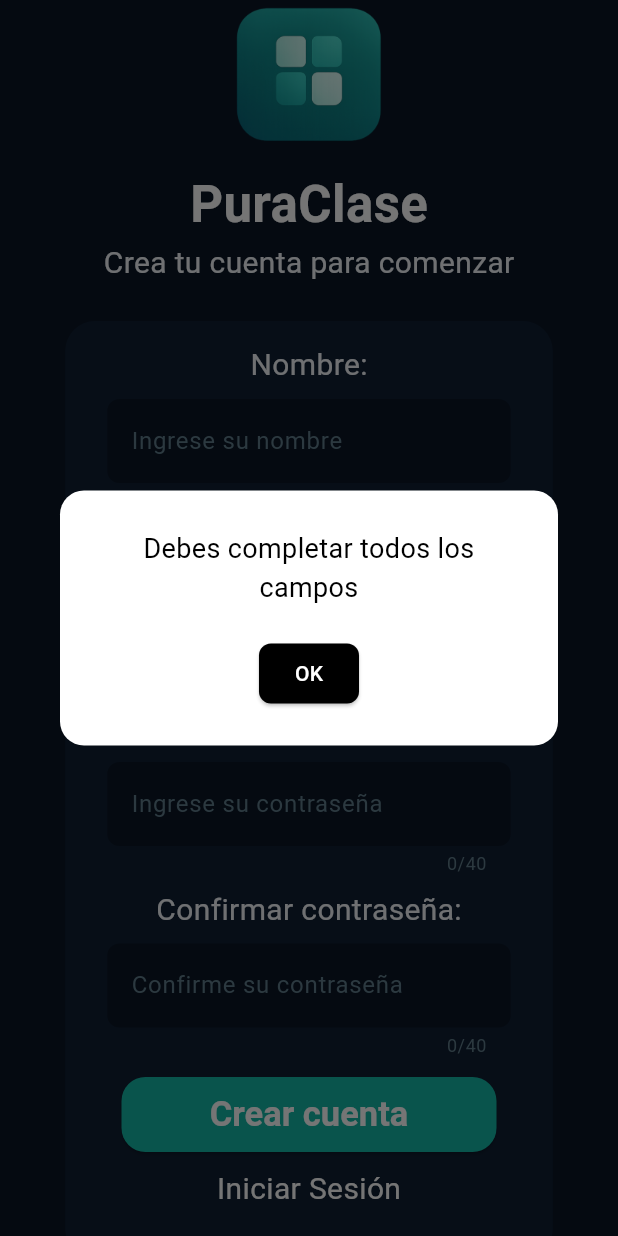
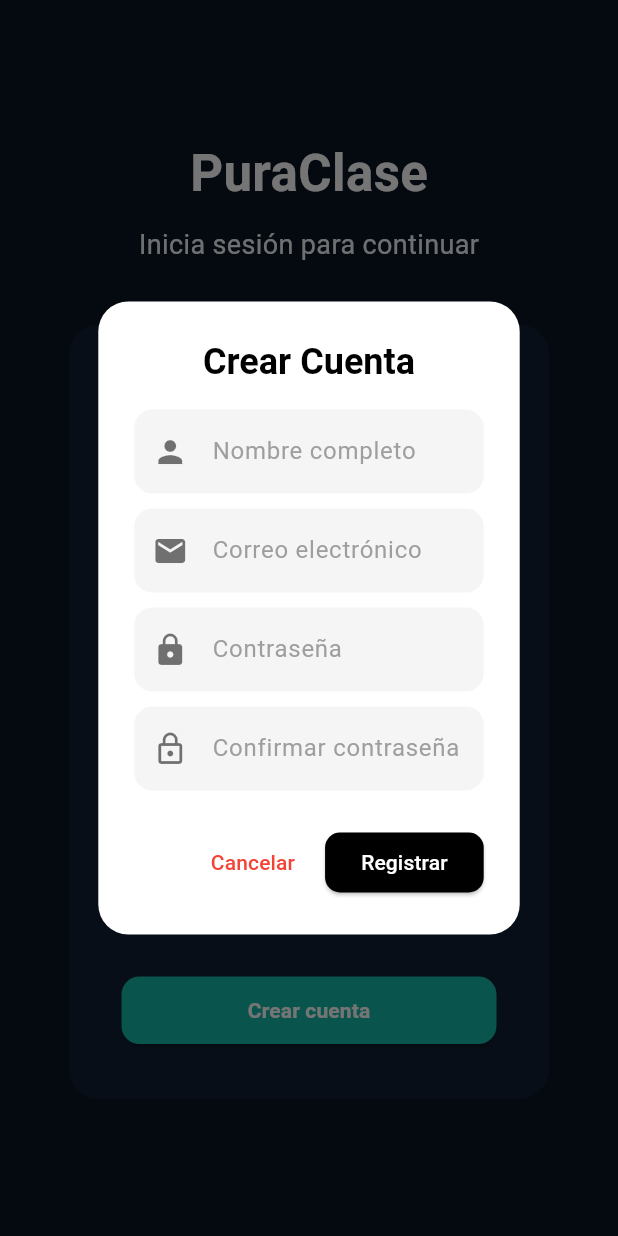
Before and after one commit to DylanOrte/pura_clase, a Flutter app: the screen it shows after launch, after a tap on "Crear cuenta", on a phone screen of 412 x 824 dp. Run offline on Flutter 3.47's test engine with Material 3 defaults, Android fonts, the light colour scheme and no system bars; our stand-ins replace qr_flutter; missing offline and left inert: mobile_scanner.

Commit message:
Refactor (Se rediseño el incio de sesion)

```diff
--- a/lib/componentes/btnCrearCuenta.dart
+++ b/lib/componentes/btnCrearCuenta.dart
@@ -5,132 +5,152 @@ import 'package:pura_clase/componentes/toast.dart';
 import 'package:pura_clase/assets/colores.dart';
 
 class BtnCrearCuenta extends StatefulWidget {
-  final TextEditingController controladorNombre;
-  final TextEditingController controladorCorreo;
-  final TextEditingController controladorContrasena;
-  final TextEditingController controladorConfirmarContrasena;
-
-  const BtnCrearCuenta({
-    super.key,
-    required this.controladorNombre,
-    required this.controladorCorreo,
-    required this.controladorContrasena,
-    required this.controladorConfirmarContrasena,
-  });
+  const BtnCrearCuenta({super.key});
 
   @override
   State<BtnCrearCuenta> createState() => _BtnCrearCuentaState();
 }
 
 class _BtnCrearCuentaState extends State<BtnCrearCuenta> {
-  bool botonPrecionado = false;
-  @override
-  Widget build(BuildContext context) {
-    return ElevatedButton(
-      style: ElevatedButton.styleFrom(
-        fixedSize: Size(250, 50),
-        shape: RoundedRectangleBorder(borderRadius: BorderRadiusGeometry.circular(16)),
-        textStyle: TextStyle(fontSize: 23, fontWeight: FontWeight(700)),
-        backgroundColor: Colores.secundario,
-        foregroundColor: Colors.white,
+  final controladorNombre = TextEditingController();
+  final controladorCorreo = TextEditingController();
+  final controladorContrasena = TextEditingController();
+  final controladorConfirmarContrasena = TextEditingController();
+  bool cargando = false;
 
-      ),
-      onPressed: () {
-        if (botonPrecionado == false) {
-          funcionBoton();
-          botonPrecionado = true;
-        }
-      },
-      child: Text("Crear cuenta"),
-    );
+  void crearUsuarioAPI(BuildContext context, StateSetter setDialogState) async {
+    final nombre = controladorNombre.text.trim();
+    final correo = controladorCorreo.text.trim();
+    final pass = controladorContrasena.text.trim();
+    final confirmPass = controladorConfirmarContrasena.text.trim();
+
+    if (nombre.isEmpty || correo.isEmpty || pass.isEmpty || confirmPass.isEmpty) {
+      Toast.show(context, "Debes completar todos los campos");
+      return;
     }
 
-  void funcionBoton() {
-    widget.controladorNombre.text != "" &&
-            widget.controladorCorreo.text != "" &&
-            widget.controladorContrasena.text != "" &&
-            widget.controladorConfirmarContrasena.text != ""
-        ? widget.controladorCorreo.text.contains("@")
-              ? widget.controladorContrasena.text ==
-                        widget.controladorConfirmarContrasena.text
-                    ? crearUsuarioAPI()
-                    : Toast.show(
-                        context,
-                        "Contraseñas diferentes, asegurese de escribirlas correctamente",
-                      )
-              : Toast.show(context, "Correo inválido")
-        : Toast.show(context, "Debes completar todos los campos");
+    if (pass != confirmPass) {
+      Toast.show(context, "Las contraseñas no coinciden");
+      return;
     }
 
-  void crearUsuarioAPI() async {
-    String url = "https://api-pura-clase.onrender.com/api/api.php";
+    setDialogState(() => cargando = true);
+    const String url = "https://api-pura-clase.onrender.com/api/api.php";
 
-    final Map<String, String> body = {
-      "nombre": widget.controladorNombre.text,
-      "correo": widget.controladorCorreo.text,
-      "contrasena": widget.controladorContrasena.text,
-    };
     try {
-      http.Response respuesta = await http.post(
+      final respuesta = await http.post(
         Uri.parse(url),
-        body: jsonEncode(body),
-      );
-      print(respuesta.statusCode);
+        headers: {"Content-Type": "application/json"},
+        body: jsonEncode({
+          "accion": "crear",
+          "nombre": nombre,
+          "correo": correo,
+          "contrasena": pass,
+        }),
+      ).timeout(const Duration(seconds: 45));
+
       if (respuesta.statusCode == 200) {
-        _mostrarDialogoSolicitud();
+        if (context.mounted) {
+          Navigator.pop(context); // Cierra el diálogo de registro
+          Toast.show(context, "Solicitud enviada");
+          controladorNombre.clear();
+          controladorCorreo.clear();
+          controladorContrasena.clear();
+          controladorConfirmarContrasena.clear();
+        }
       } else {
-        setState(() {
-          Toast.show(context, respuesta.body);
-        });
+        if (context.mounted) Toast.show(context, "Error: ${respuesta.body}");
       }
     } catch (error) {
-      setState(() {
-        Toast.show(context, "Error");
-      });
+      if (context.mounted) Toast.show(context, "Error de conexión");
     } finally {
-      botonPrecionado = false;
+      setDialogState(() => cargando = false);
     }
   }
 
-  void _mostrarDialogoSolicitud() {
+  void _mostrarDialogoRegistro() {
     showDialog(
       context: context,
-      barrierDismissible: false,
+      barrierDismissible: !cargando,
       builder: (BuildContext context) {
+        return StatefulBuilder(
+          builder: (context, setDialogState) {
             return AlertDialog(
               backgroundColor: Colors.white,
-          shape: RoundedRectangleBorder(borderRadius: BorderRadius.circular(16)),
-          content: Column(
+              shape: RoundedRectangleBorder(borderRadius: BorderRadius.circular(20)),
+              title: const Text(
+                "Crear Cuenta",
+                style: TextStyle(color: Colors.black, fontWeight: FontWeight.bold),
+                textAlign: TextAlign.center,
+              ),
+              content: SingleChildScrollView(
+                child: Column(
                   mainAxisSize: MainAxisSize.min,
                   children: [
+                    _buildTextField(controladorNombre, "Nombre completo", Icons.person, false),
                     const SizedBox(height: 10),
-              const Icon(Icons.check_circle_outline, color: Colors.green, size: 60),
-              const SizedBox(height: 20),
-              const Text(
-                "Solicitud enviada",
-                style: TextStyle(
-                  color: Colors.black,
-                  fontSize: 22,
-                  fontWeight: FontWeight.bold,
+                    _buildTextField(controladorCorreo, "Correo electrónico", Icons.email, false),
+                    const SizedBox(height: 10),
+                    _buildTextField(controladorContrasena, "Contraseña", Icons.lock, true),
+                    const SizedBox(height: 10),
+                    _buildTextField(controladorConfirmarContrasena, "Confirmar contraseña", Icons.lock_outline, true),
+                  ],
                 ),
               ),
-              const SizedBox(height: 20),
+              actions: [
+                TextButton(
+                  onPressed: cargando ? null : () => Navigator.pop(context),
+                  child: const Text("Cancelar", style: TextStyle(color: Colors.red)),
+                ),
                 ElevatedButton(
                   style: ElevatedButton.styleFrom(
                     backgroundColor: Colors.black,
                     foregroundColor: Colors.white,
                     shape: RoundedRectangleBorder(borderRadius: BorderRadius.circular(10)),
-                  minimumSize: const Size(120, 45),
                   ),
-                onPressed: () {
-                  Navigator.of(context).pop();
-                },
-                child: const Text("OK", style: TextStyle(fontSize: 18)),
+                  onPressed: cargando ? null : () => crearUsuarioAPI(context, setDialogState),
+                  child: cargando
+                      ? const SizedBox(height: 20, width: 20, child: CircularProgressIndicator(color: Colors.white, strokeWidth: 2))
+                      : const Text("Registrar"),
                 ),
               ],
-          ),
+            );
+          },
         );
       },
     );
   }
+
+  Widget _buildTextField(TextEditingController controller, String hint, IconData icon, bool isPass) {
+    return TextField(
+      controller: controller,
+      obscureText: isPass,
+      style: const TextStyle(color: Colors.black),
+      decoration: InputDecoration(
+        hintText: hint,
+        hintStyle: const TextStyle(color: Colors.grey),
+        prefixIcon: Icon(icon, color: Colors.black54),
+        filled: true,
+        fillColor: Colors.grey[100],
+        border: OutlineInputBorder(
+          borderRadius: BorderRadius.circular(12),
+          borderSide: BorderSide.none,
+        ),
+      ),
+    );
   }
+
+  @override
+  Widget build(BuildContext context) {
+    return ElevatedButton(
+      style: ElevatedButton.styleFrom(
+        backgroundColor: Colores.secundario,
+        foregroundColor: Colors.white,
+        fixedSize: const Size(250, 45),
+        shape: RoundedRectangleBorder(borderRadius: BorderRadius.circular(12)),
+      ),
+      onPressed: _mostrarDialogoRegistro,
+      child: const Text("Crear cuenta", style: TextStyle(fontWeight: FontWeight.bold)),
+    );
+  }
+}
--- a/lib/componentes/btn_IniciarSesion.dart
+++ b/lib/componentes/btn_IniciarSesion.dart
@@ -23,77 +23,83 @@ class BtnIniciarsesion extends StatefulWidget {
 }
 
 class _BtnIniciarsesionState extends State<BtnIniciarsesion> {
-  bool botonPrecionado = false;
+  bool cargando = false;
+
+  void iniciarSesion() async {
+    final correo = widget.controladorCorreo.text.trim();
+    final pass = widget.controladorContrasena.text.trim();
+
+
+    if (correo.isEmpty || pass.isEmpty) {
+      Toast.show(context, "Por favor complete todos los campos");
+      return;
+    }
+
+    setState(() => cargando = true);
+    const String url = "https://api-pura-clase.onrender.com/api/api.php";
+
+    try {
+      final response = await http.post(
+        Uri.parse(url),
+        headers: {"Content-Type": "application/json"},
+        body: jsonEncode({
+          "accion": "login",
+          "nombre": widget.controladorNombre.text.trim(),
+          "correo": correo,
+          "contrasena": pass,
+          "proceder": "no",
+        }),
+      ).timeout(const Duration(seconds: 45));
+
+      if (response.statusCode == 200) {
+        if (mounted) {
+          Toast.show(context, "Inicio de sesión exitoso");
+
+          String nombreAMostrar = "Profesor";
+          try {
+            final data = jsonDecode(response.body);
+            if (data['nombre'] != null) nombreAMostrar = data['nombre'];
+          } catch (_) {
+
+          }
+
+          Navigator.pushReplacement(
+            context,
+            MaterialPageRoute(
+              builder: (context) => ControladorPantallas(
+                nombreProfesor: nombreAMostrar,
+                correoProfesor: correo,
+              ),
+            ),
+          );
+        }
+      } else {
+        if (mounted) Toast.show(context, "Error: ${response.body}");
+      }
+    } catch (e) {
+      if (mounted) Toast.show(context, "Error de conexión: Intente de nuevo");
+    } finally {
+      if (mounted) setState(() => cargando = false);
+    }
+  }
+
   @override
   Widget build(BuildContext context) {
     return GestureDetector(
-      onTap: () {
-        if (botonPrecionado == false) {
-          botonPrecionado = true;
-          funcionBoton();
-        }
-      },
-      child: Text(
-        "Iniciar Sesión",
-        style: TextStyle(fontSize: 20, color: Colors.white),
+      onTap: cargando ? null : iniciarSesion,
+      child: Container(
+        alignment: Alignment.center,
+        height: 45,
+        width: 250,
+        decoration: BoxDecoration(
+          color: Colors.white10,
+          borderRadius: BorderRadius.circular(10),
+          border: Border.all(color: Colors.white24)
+        ),
+        child: cargando
+          ? const SizedBox(height: 20, width: 20, child: CircularProgressIndicator(color: Colors.white, strokeWidth: 2))
+          : const Text("Iniciar Sesión", style: TextStyle(fontSize: 16, color: Colors.white, fontWeight: FontWeight.bold)),
       ),
     );
   }
-
-  void funcionBoton() {
-    widget.controladorNombre.text != "" &&
-            widget.controladorCorreo.text != "" &&
-            widget.controladorContrasena.text != "" &&
-            widget.controladorConfirmarContrasena.text != ""
-        ? widget.controladorCorreo.text.contains("@")
-              ? widget.controladorContrasena.text ==
-                        widget.controladorConfirmarContrasena.text
-                    ? iniciarSesion()
-                    : Toast.show(
-                        context,
-                        "Contraseñas diferentes, asegurese de escribirlas correctamente",
-                      )
-              : Toast.show(context, "Correo inválido")
-        : Toast.show(context, "Debes completar todos los campos");
-  }
-
-  void iniciarSesion() async {
-    String url = "https://api-pura-clase.onrender.com/api/api.php";
-
-    final Map<String, String> body = {
-      "accion": "login",
-      "nombre": widget.controladorNombre.text,
-      "correo": widget.controladorCorreo.text,
-      "contrasena": widget.controladorContrasena.text,
-    };
-
-    try {
-      http.Response respuesta = await http.post(
-        Uri.parse(url),
-        body: jsonEncode(body),
-      );
-      if (respuesta.statusCode == 200) {
-        setState(() {
-          Toast.show(context, "Inicio de sesion exitoso");
-          Navigator.push(
-            context,
-            MaterialPageRoute(
-              builder: (context) => ControladorPantallas(nombreProfesor: widget.controladorNombre.text, correoProfesor: widget.controladorCorreo.text),
-            ),
-          );
-          }
-        );
-      } else {
-        setState(() {
-          Toast.show(context, respuesta.body);
-        });
-      }
-    } catch (error) {
-      setState(() {
-        Toast.show(context, "Error");
-      });
-    } finally {
-      botonPrecionado = false;
-    }
-  }
 }
--- a/lib/pantallas/inicio_sesion.dart
+++ b/lib/pantallas/inicio_sesion.dart
@@ -17,96 +17,70 @@ class _InicioSesionState extends State<InicioSesion> {
   final controladorCorreo = TextEditingController();
   final controladorContrasena = TextEditingController();
   final controladorConfirmarContrasena = TextEditingController();
-  String msg = "Mensaje";
-  String nombreUsuario = "No asignado";
+
   @override
   Widget build(BuildContext context) {
     return Scaffold(
       backgroundColor: Colores.fondo,
       body: Center(
-        child: ListView(
-          children: [Column(
+        child: SingleChildScrollView(
+          child: Column(
             mainAxisAlignment: MainAxisAlignment.center,
-              crossAxisAlignment: CrossAxisAlignment.center,
             children: [
-                Image.asset("lib/assets/imagenes/logoApp.png", height: 100),
-                const SizedBox(height: 12),
+              const SizedBox(height: 50),
+              const Text(
+                "PuraClase",
+                style: TextStyle(fontSize: 34, color: Colors.white, fontWeight: FontWeight.bold),
+              ),
+              const SizedBox(height: 10),
               Text(
-                  "PuraClase",
-                  style: TextStyle(
-                    fontSize: 34,
-                    color: Colors.white,
-                    fontWeight: FontWeight.bold,
+                "Inicia sesión para continuar",
+                style: TextStyle(fontSize: 18, color: Colores.textos),
               ),
+              const SizedBox(height: 40),
+              Container(
+                width: 320,
+                decoration: BoxDecoration(
+                  color: Colores.primario,
+                  borderRadius: BorderRadius.circular(20),
                 ),
-                Text(
-                  "Crea tu cuenta para comenzar",
-                  style: TextStyle(fontSize: 20, color: Colores.textos),
-                ),
-                const SizedBox(height: 24),
-                Container(
-                  height: 625,
-                  width: 325,
-                  decoration: BoxDecoration(
-                    borderRadius: BorderRadius.circular(20),
-                    color: Colores.primario,
-                  ),
-                  child: Padding(
-                    padding: const EdgeInsets.symmetric(horizontal: 20, vertical: 15),
+                padding: const EdgeInsets.symmetric(horizontal: 25, vertical: 35),
                 child: Column(
                   children: [
-                        Texto_Is(texto: "Nombre:"),
-                        EntradaDeTextoIs(
-                          pista: "Ingrese su nombre",
-                          controlador: controladorNombre,
-                          contrasena: false,
-                          caracteresMax: 20,
-                        ),
                     Texto_Is(texto: "Correo electrónico:"),
                     EntradaDeTextoIs(
-                          pista: "Ingrese su correo electronico",
+                      pista: "Ingrese su correo",
                       controlador: controladorCorreo,
                       contrasena: false,
-                          caracteresMax: 60,
+                      caracteresMax: 50,
                     ),
+                    const SizedBox(height: 15),
                     Texto_Is(texto: "Contraseña:"),
                     EntradaDeTextoIs(
                       pista: "Ingrese su contraseña",
                       controlador: controladorContrasena,
                       contrasena: true,
-                          caracteresMax: 40,
+                      caracteresMax: 20,
                     ),
-                        Texto_Is(texto: "Confirmar contraseña:"),
-                        EntradaDeTextoIs(
-                          pista: "Confirme su contraseña",
-                          controlador: controladorConfirmarContrasena,
-                          contrasena: true,
-                          caracteresMax: 40,
-                        ),
-                        SizedBox(height: 5),
-                        BtnCrearCuenta(
-                          controladorNombre: controladorNombre,
-                          controladorCorreo: controladorCorreo,
-                          controladorContrasena: controladorContrasena,
-                          controladorConfirmarContrasena:
-                              controladorConfirmarContrasena,
-                        ),
-                        SizedBox(height: 10),
+                    const SizedBox(height: 30),
                     BtnIniciarsesion(
                       controladorNombre: controladorNombre,
                       controladorCorreo: controladorCorreo,
                       controladorContrasena: controladorContrasena,
-                          controladorConfirmarContrasena:
-                              controladorConfirmarContrasena,
+                      controladorConfirmarContrasena: controladorConfirmarContrasena,
                     ),
+                    const SizedBox(height: 25),
+                    const Divider(color: Colors.white10),
+                    const SizedBox(height: 25),
+                    const BtnCrearCuenta(),
+                  ],
+                ),
+              ),
+              const SizedBox(height: 50),
             ],
           ),
         ),
       ),
-              ],
-            ),
-        ]),
-      ),
     );
   }
 }
```
Lines whose indentation alone changed are shown as unchanged.
